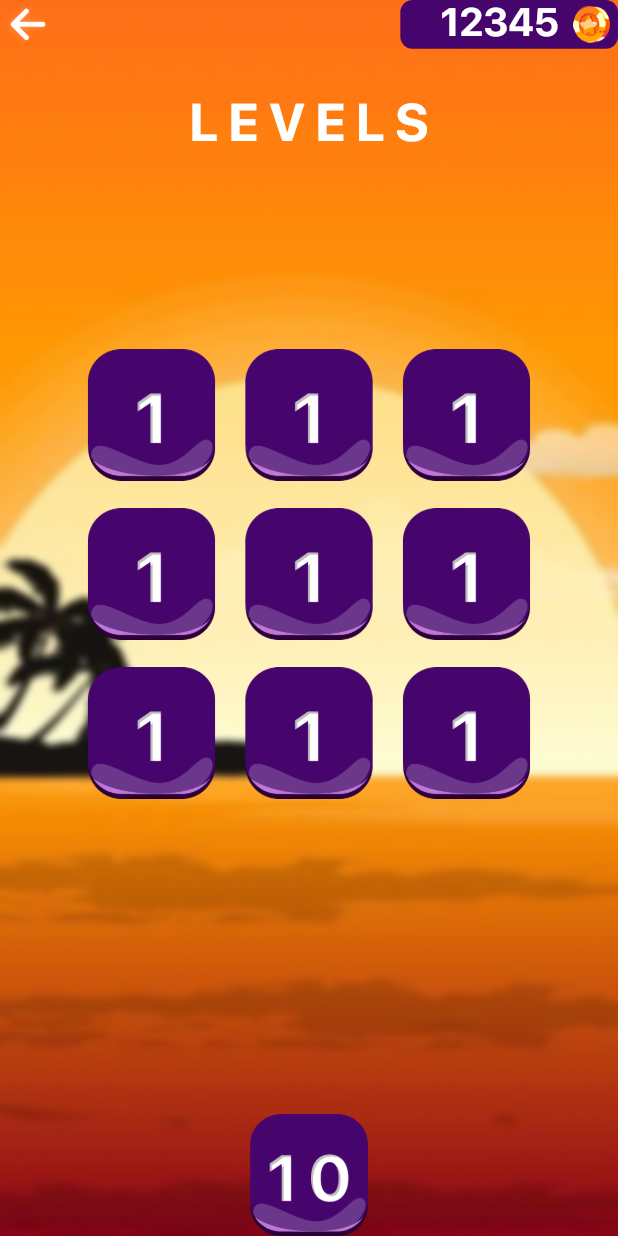
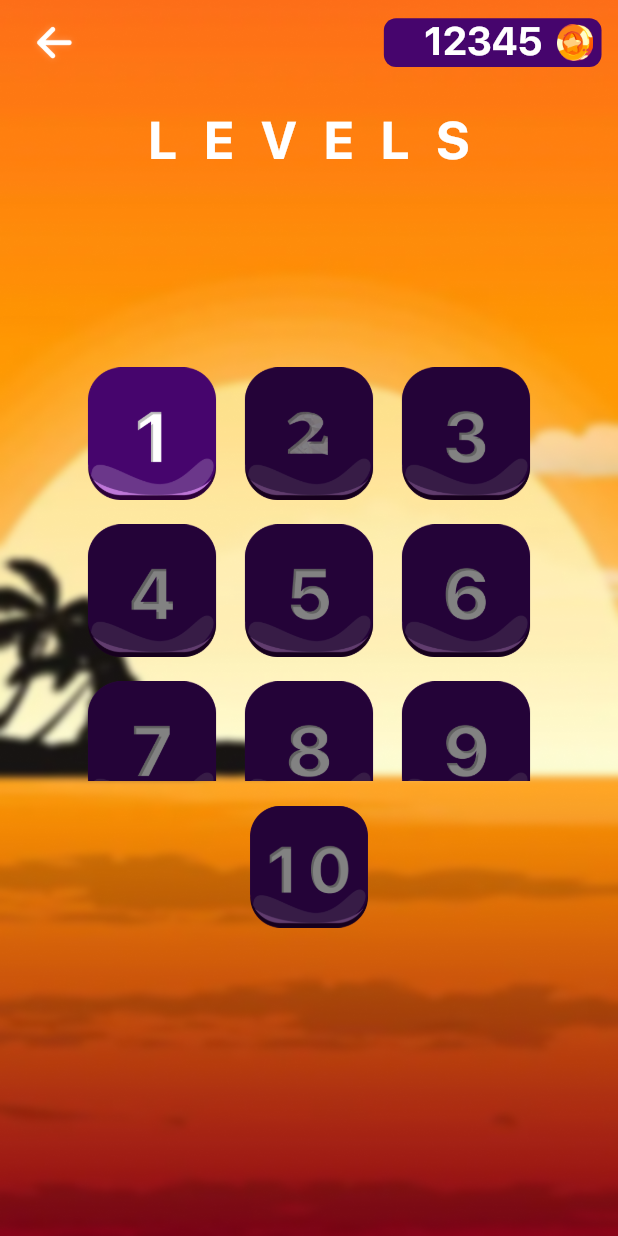
Before and after one commit to DianaTalantbekova/crystal-memories, a Flutter app: the LevelScreen screen opened by its route, on a phone screen of 412 x 824 dp. Run offline on Flutter 3.47's test engine with Material 2 defaults, Android fonts, the phone set to English and light mode, and no system bars; our stand-ins replace flutter_screenutil, go_router; project files that could hold a hidden picture were left out.

Commit message:
fixed some bugs

```diff
--- a/lib/commons/text_style_helper.dart
+++ b/lib/commons/text_style_helper.dart
@@ -48,6 +48,7 @@ class TextStyleHelper {
     fontWeight: FontWeight.w700,
     fontSize: 32.sp,
     height: 38 / 32,
+    letterSpacing: 5.sp,
     color: ThemeHelper.white,
   );
 
--- a/lib/main.dart
+++ b/lib/main.dart
@@ -1,6 +1,5 @@
 import 'dart:async';
 
-import 'package:crystal_memories/screens/premium_screen.dart';
 import 'package:crystal_memories/screens/screens.dart';
 import 'package:flutter/material.dart';
 import 'package:flutter_screenutil/flutter_screenutil.dart';
@@ -24,21 +23,30 @@ void main() async {
 class MyApp extends StatelessWidget {
   MyApp({Key? key}) : super(key: key);
 
-  @override
-  Widget build(BuildContext context) => MaterialApp.router(
-        debugShowCheckedModeBanner: false,
-        routerDelegate: _router.routerDelegate,
-        routeInformationParser: _router.routeInformationParser,
-        routeInformationProvider: _router.routeInformationProvider,
-      );
   final GoRouter _router = GoRouter(
     routes: [
       GoRoute(
-        routes: [],
         path: '/',
         builder: (BuildContext context, GoRouterState state) =>
-            const LevelScreen(),
+            const MainScreen(),
+        routes: [
+          GoRoute(
+            path: 'level_screen',
+            builder: (BuildContext context, GoRouterState state) =>
+                const LevelScreen(),
+          ),
+        ],
       ),
     ],
   );
+
+  @override
+  Widget build(BuildContext context) {
+    return MaterialApp.router(
+      debugShowCheckedModeBanner: false,
+      routerDelegate: _router.routerDelegate,
+      routeInformationParser: _router.routeInformationParser,
+      routeInformationProvider: _router.routeInformationProvider,
+    );
+  }
 }
--- a/lib/screens/level_screen.dart
+++ b/lib/screens/level_screen.dart
@@ -27,13 +27,20 @@ class LevelScreen extends StatelessWidget {
       ),
     );
   }
-}
 
   Widget _buildBody() {
     return Column(
       children: [
-      Row(
+        Padding(
+          padding: EdgeInsets.only(
+            left: 16.w,
+            right: 10.w,
+          ),
+          child: SizedBox(
+            height: 56.h,
+            child: Row(
               mainAxisAlignment: MainAxisAlignment.spaceBetween,
+              crossAxisAlignment: CrossAxisAlignment.center,
               children: [
                 SizedBox(
                   width: 32.w,
@@ -46,28 +53,42 @@ Widget _buildBody() {
                 const Coins(coins: 12345),
               ],
             ),
-      SizedBox(height: 28.h),
+          ),
+        ),
+        SizedBox(height: 16.h),
         Text(
           'L e v e l S'.toUpperCase(),
           style: TextStyleHelper.helper6,
         ),
         SizedBox(height: 128.h),
-      Expanded(
+        SizedBox(
+          height: 272.r,
           child: GridView.builder(
             itemCount: 9,
             padding: EdgeInsets.symmetric(horizontal: 52.w),
             gridDelegate: SliverGridDelegateWithFixedCrossAxisCount(
               crossAxisCount: 3,
-            crossAxisSpacing: 17.r,
-            mainAxisSpacing: 18.r,
-            // childAspectRatio: 103 / 131,
+              crossAxisSpacing: 16.r,
+              mainAxisSpacing: 16.r,
             ),
             itemBuilder: (context, index) {
-            return const LevelButton(asset: 'assets/png/levels/lvl1.png');
+              return LevelButton(
+                asset: 'assets/png/levels/lvl${index + 1}.png',
+                enabled: 0 < index,
+                onTap: () => _onTap(index),
+              );
             },
           ),
         ),
-      LevelButton(asset: 'assets/png/levels/lvl10.png')
+        SizedBox(height: 16.r),
+        LevelButton(
+          asset: 'assets/png/levels/lvl10.png',
+          enabled: true,
+          onTap: () => _onTap(9),
+        ),
       ],
     );
   }
+
+  void _onTap(int index) {}
+}
--- a/lib/widgets/coins.dart
+++ b/lib/widgets/coins.dart
@@ -9,9 +9,7 @@ class Coins extends StatelessWidget {
 
   @override
   Widget build(BuildContext context) {
-    return Column(
-      children: [
-        Container(
+    return Container(
       padding: EdgeInsets.only(right: 4.w),
       width: 143.r,
       height: 32.r,
@@ -34,8 +32,6 @@ class Coins extends StatelessWidget {
           ),
         ],
       ),
-        ),
-      ],
     );
   }
 }
--- a/lib/widgets/level_button.dart
+++ b/lib/widgets/level_button.dart
@@ -4,9 +4,14 @@ import 'package:flutter_screenutil/flutter_screenutil.dart';
 
 class LevelButton extends StatelessWidget {
   final String asset;
+  final bool enabled;
+  final VoidCallback? onTap;
+
   const LevelButton({
     super.key,
     required this.asset,
+    this.enabled = false,
+    this.onTap,
   });
 
   @override
@@ -14,9 +19,28 @@ class LevelButton extends StatelessWidget {
     return SizedBox(
       width: 80.w,
       height: 80.h,
-      child: Image.asset(
-        asset,
-        fit: BoxFit.contain,
+      child: Stack(
+        children: [
+          Positioned.fill(
+            child: GestureDetector(
+              onTap: onTap,
+              child: Image.asset(
+                asset,
+                fit: BoxFit.contain,
+              ),
+            ),
+          ),
+          Positioned.fill(
+            child: Visibility(
+              visible: enabled,
+              child: Image.asset(
+                asset,
+                fit: BoxFit.contain,
+                color: Colors.black.withOpacity(0.49),
+              ),
+            ),
+          ),
+        ],
       ),
     );
   }
```
Also changed, not shown: lib/screens/main_screen.dart (+5 -4 lines), lib/widgets/main_button.dart (+15 -3 lines), 9 other files. Lines whose indentation alone changed are shown as unchanged.
